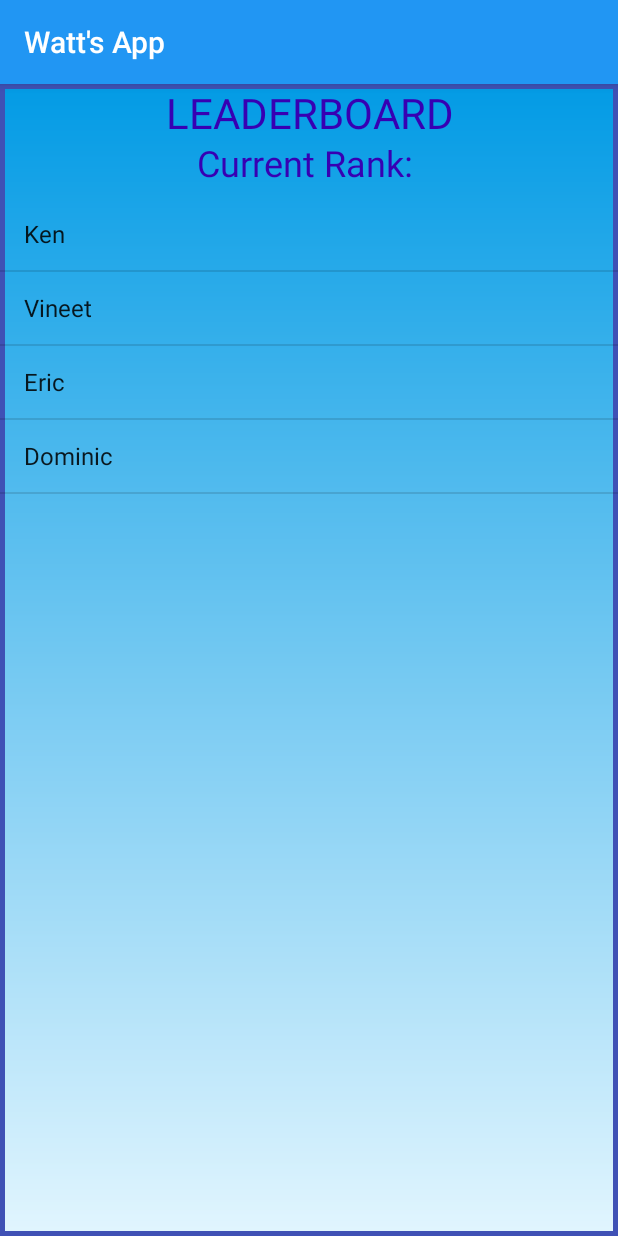
After one commit to vineet0713/Watt-s-App, an Android app: the Leaderboard screen opened directly, with no data from a screen before it, on a phone screen of 412 x 824 dp. The commit adds this screen. Run offline under Robolectric (Android 15) with nearby library versions, the phone set to English and light mode, and no system bars.

Commit message:
Leaderboard activity added

```diff
--- a/app/src/main/AndroidManifest.xml
+++ b/app/src/main/AndroidManifest.xml
@@ -29,6 +29,7 @@
         <activity android:name=".TestPieGraph"></activity>
         <activity android:name=".TestBarGraph"></activity>
         <activity android:name=".ProfileActivityTwo"></activity>
+        <activity android:name=".Leaderboard"></activity>
     </application>
 
 </manifest>
--- /dev/null
+++ b/app/src/main/java/com/example/vjoshi/wattsapp/Leaderboard.java
@@ -0,0 +1,32 @@
+package com.example.vjoshi.wattsapp;
+
+import android.os.Bundle;
+import android.support.v7.app.AppCompatActivity;
+import android.widget.ArrayAdapter;
+import android.widget.ListView;
+
+import java.util.ArrayList;
+import java.util.Arrays;
+
+public class Leaderboard extends AppCompatActivity {
+
+    @Override
+    protected void onCreate(Bundle savedInstanceState) {
+        super.onCreate(savedInstanceState);
+        setContentView(R.layout.activity_leaderboard);
+
+        ArrayList<String> userList;
+        //ArrayList<Integer> points;
+        ListView lv = findViewById(R.id.leaderList);
+
+        userList = new ArrayList<>(Arrays.asList("Ken", "Vineet", "Eric", "Dominic"));
+
+        ArrayAdapter<String> arrayAdapter = new ArrayAdapter<>(
+                this,
+                android.R.layout.simple_list_item_1,
+                userList );
+
+        lv.setAdapter(arrayAdapter);
+
+    }
+}
--- a/app/src/main/res/layout/activity_leaderboard.xml
+++ b/app/src/main/res/layout/activity_leaderboard.xml
@@ -9,25 +9,34 @@
 
     <TextView
         android:id="@+id/textView"
-        android:layout_width="200dp"
+        android:layout_width="0dp"
         android:layout_height="36dp"
-        android:layout_marginTop="16dp"
         android:text="LEADERBOARD"
         android:textAlignment="center"
+        android:textColor="@color/design_default_color_primary_dark"
         android:textSize="28sp"
-        android:textColor="@color/blue"
         app:layout_constraintEnd_toEndOf="parent"
         app:layout_constraintStart_toStartOf="parent"
         app:layout_constraintTop_toTopOf="parent" />
 
+    <TextView
+        android:id="@+id/textView4"
+        android:layout_width="0dp"
+        android:layout_height="40dp"
+        android:text="Current Rank: "
+        android:textAlignment="center"
+        android:textColor="@color/design_default_color_primary_dark"
+        android:textSize="24sp"
+        app:layout_constraintEnd_toEndOf="parent"
+        app:layout_constraintStart_toStartOf="parent"
+        app:layout_constraintTop_toBottomOf="@+id/textView" />
+
     <ListView
-        android:layout_width="368dp"
-        android:layout_height="452dp"
-        android:layout_marginTop="8dp"
-        android:layout_marginBottom="8dp"
+        android:id="@+id/leaderList"
+        android:layout_width="match_parent"
+        android:layout_height="0dp"
         app:layout_constraintBottom_toBottomOf="parent"
         app:layout_constraintEnd_toEndOf="parent"
         app:layout_constraintStart_toStartOf="parent"
-        app:layout_constraintTop_toBottomOf="@+id/textView"
-        app:layout_constraintVertical_bias="0.888" />
+        app:layout_constraintTop_toBottomOf="@+id/textView4" />
 </android.support.constraint.ConstraintLayout>
```
Also changed, not shown: app/src/main/java/com/example/vjoshi/wattsapp/HomeActivity.java (+7 -0 lines).
